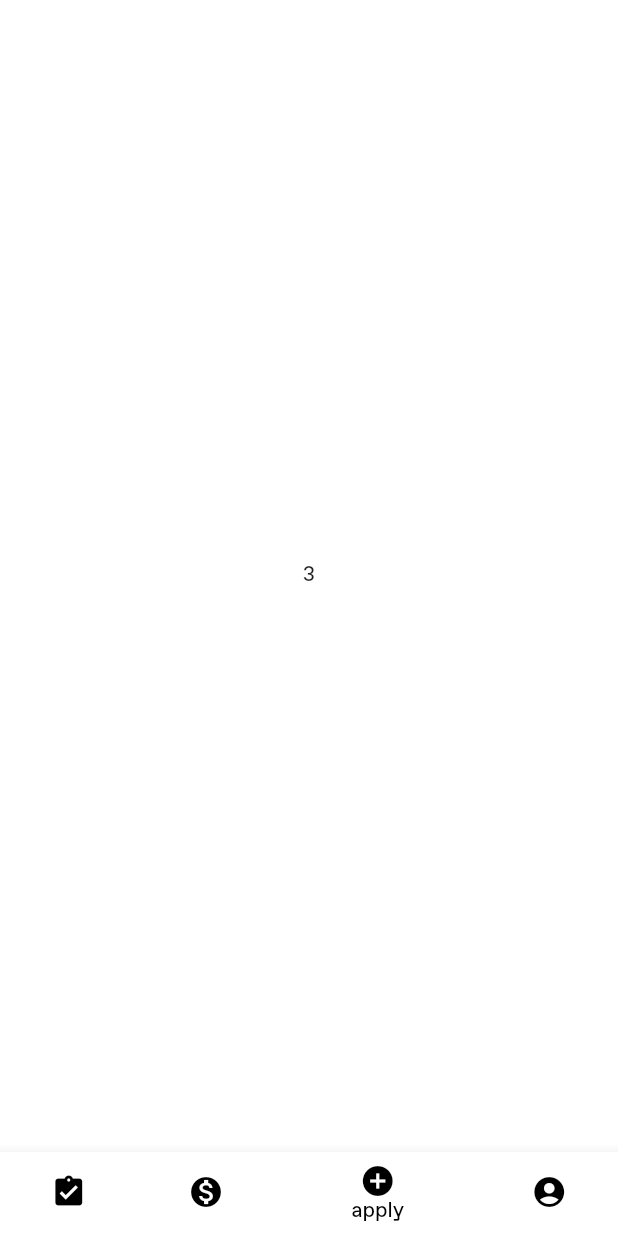
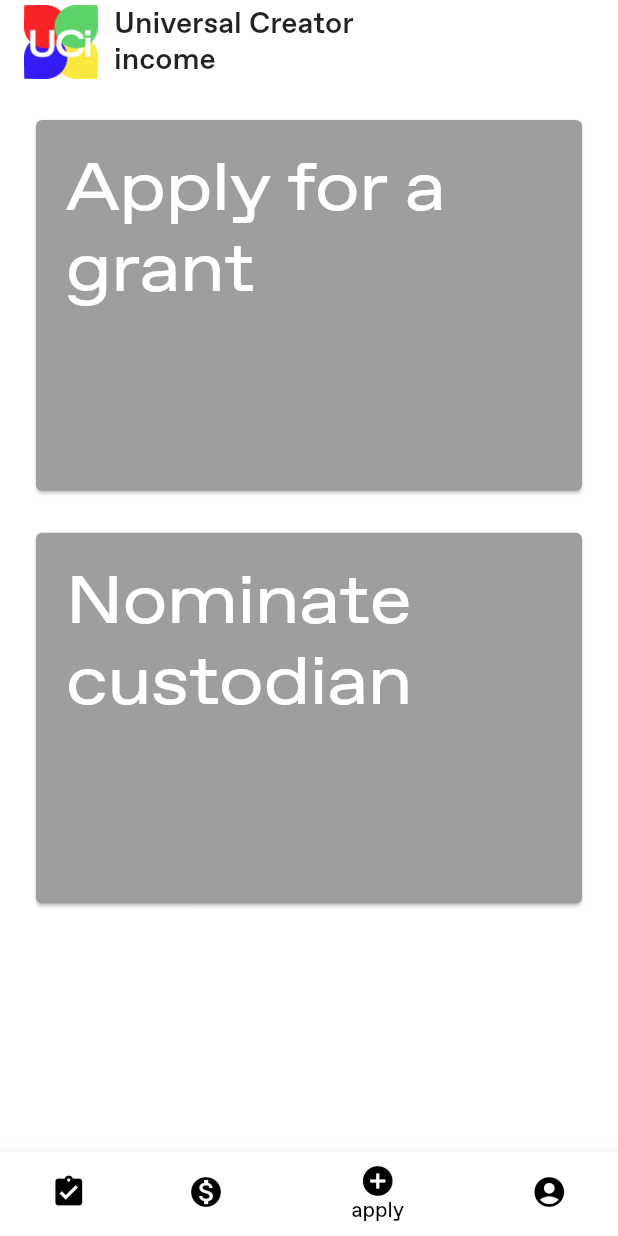
Before and after one commit to uci-hackathon/uci_mobile_client, a Flutter app: the HomePage screen opened directly, item 3 of the bottom bar chosen, on a phone screen of 412 x 824 dp. Run offline on Flutter 3.47's test engine with Material 2 defaults, Android fonts, the light colour scheme and no system bars; our stand-ins replace auto_route, flutter_form_builder, flutter_secure_storage, hive, hive_flutter, introduction_screen; missing offline and left inert: eosdart, eosdart_ecc; accounts and stored records are empty; generated files the repository leaves out were written again.

Commit message:
added apply page

```diff
--- /dev/null
+++ b/uci_client/lib/pages/home/apply.dart
@@ -0,0 +1,63 @@
+import 'package:auto_route/auto_route.dart';
+import 'package:flutter/material.dart';
+import 'package:uci_client/widgets.dart';
+
+import 'apply_router.gr.dart';
+
+class ApplyPage extends StatefulWidget {
+  @override
+  _ApplyPageState createState() => _ApplyPageState();
+}
+
+class _ApplyPageState extends State<ApplyPage> {
+  @override
+  Widget build(BuildContext context) {
+    final h = MediaQuery.of(context).size.height;
+    return Scaffold(
+      appBar: uciAppBar(),
+      body: Padding(
+        padding: EdgeInsets.all(20),
+        child: Column(
+          children: <Widget>[
+            InkWell(
+              onTap: () => ExtendedNavigator.of(context)
+                  .pushNamed(Routes.applyForGrantPage),
+              child: Card(
+                child: Container(
+                  width: double.infinity,
+                  height: h * 0.3,
+                  padding: EdgeInsets.all(20),
+                  child: Text(
+                    'Apply for a grant',
+                    style: Theme.of(context)
+                        .textTheme
+                        .headline3
+                        .apply(color: Colors.white),
+                  ),
+                ),
+              ),
+            ),
+            SizedBox(height: 20),
+            InkWell(
+              onTap: () => print('apply grant'),
+              child: Card(
+                child: Container(
+                  width: double.infinity,
+                  height: h * 0.3,
+                  padding: EdgeInsets.all(20),
+                  child: Text(
+                    'Nominate custodian',
+                    style: Theme.of(context)
+                        .textTheme
+                        .headline3
+                        .apply(color: Colors.white),
+                  ),
+                ),
+              ),
+            ),
+          ],
+        ),
+      ),
+    );
+  }
+}
--- a/uci_client/lib/pages/home/home.dart
+++ b/uci_client/lib/pages/home/home.dart
@@ -1,8 +1,11 @@
 import 'package:auto_route/auto_route.dart';
 import 'package:flutter/material.dart';
 
+import 'apply_router.gr.dart';
+import 'balance.dart';
 import 'vote_router.gr.dart';
 
+export 'apply.dart';
 export 'uci_account_detail.dart';
 export 'vote.dart';
 
@@ -66,13 +69,9 @@ class _HomePageState extends State<HomePage> {
         ExtendedNavigator<VoteRouter>(
           router: VoteRouter(),
         ),
-        Container(
-          alignment: Alignment.center,
-          child: Text('2'),
-        ),
-        Container(
-          alignment: Alignment.center,
-          child: Text('3'),
+        BalancePage(),
+        ExtendedNavigator<ApplyRouter>(
+          router: ApplyRouter(),
         ),
         Container(
           alignment: Alignment.center,
--- a/uci_client/lib/repository/models/account.dart
+++ b/uci_client/lib/repository/models/account.dart
@@ -4,6 +4,13 @@ import 'package:hive/hive.dart';
 part 'account.g.dart';
 
 enum AccountType { create, vote, nominate }
+
+class UciBalance {
+  UciBalance({this.liquid, this.staked});
+
+  String liquid;
+  String staked;
+}
 
 @HiveType(typeId: 0)
 class UciAccount extends HiveObject {
--- a/uci_client/lib/theme.dart
+++ b/uci_client/lib/theme.dart
@@ -69,6 +69,6 @@ final uciTheme = ThemeData(
   buttonColor: _secondaryColor,
   iconTheme: IconThemeData(color: Colors.black, opacity: 1.0),
   primaryIconTheme: IconThemeData(color: Colors.black),
-  cardColor: Colors.white,
+  cardColor: Colors.grey,
   scaffoldBackgroundColor: Colors.white,
 );
```
Also changed, not shown: uci_client/lib/pages/home/apply_grant.dart (added, +161 -0 lines), uci_client/lib/pages/home/apply_router.dart (added, +13 -0 lines), uci_client/lib/pages/home/balance.dart (added, +58 -0 lines), uci_client/lib/repository/uci_api.dart (+12 -0 lines), uci_client/lib/pages/home/apply_router.gr.dart (added).
